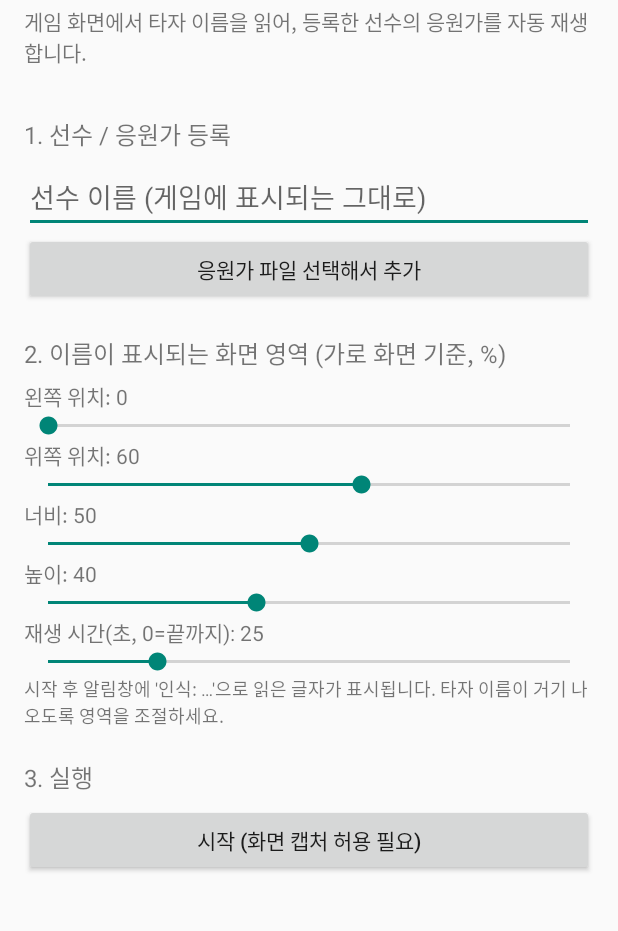
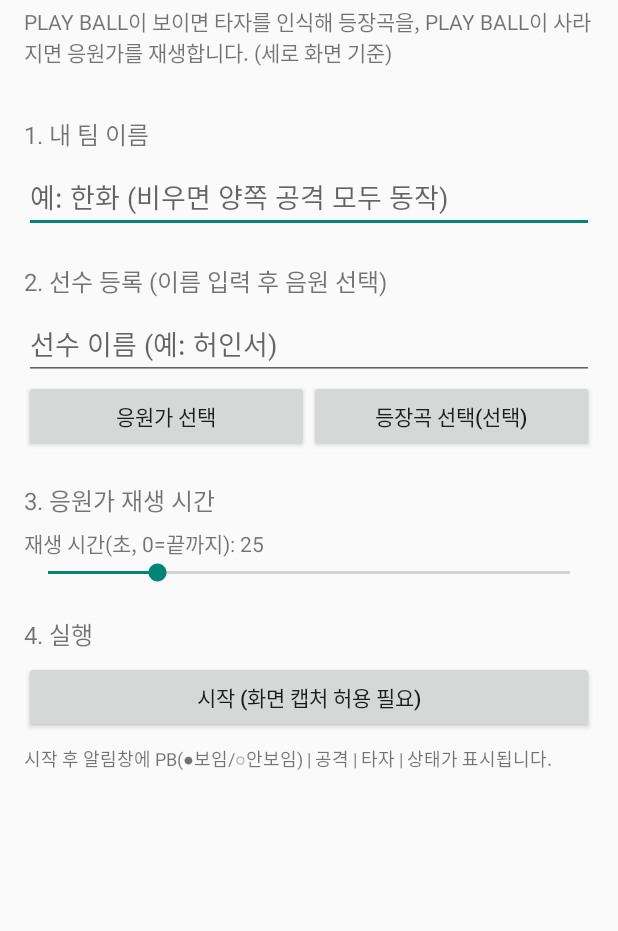
Before and after one commit to 03se10/V26CheerAndroid, an Android app: the screen it shows after launch (MainActivity), on a phone screen of 412 x 824 dp, the part 90-1021 px from its top. Run offline under Robolectric (Android 15) with nearby library versions, the phone set to English and light mode, and no system bars; libraries missing offline, so code that uses them is left out: com.google.mlkit.vision.

Commit message:
Add files via upload

```diff
--- a/app/src/main/java/com/example/v26cheer/MainActivity.kt
+++ b/app/src/main/java/com/example/v26cheer/MainActivity.kt
@@ -7,6 +7,8 @@ import android.content.pm.PackageManager
 import android.media.projection.MediaProjectionManager
 import android.net.Uri
 import android.os.Bundle
+import android.text.Editable
+import android.text.TextWatcher
 import android.view.View
 import android.widget.*
 import androidx.activity.ComponentActivity
@@ -17,17 +19,23 @@ class MainActivity : ComponentActivity() {
     private lateinit var listBox: LinearLayout
     private lateinit var nameInput: EditText
     private lateinit var toggle: Button
+    private var pendingKind = "cheer"   // "cheer" 또는 "walk"
 
     private val pickAudio = registerForActivityResult(ActivityResultContracts.OpenDocument()) { uri: Uri? ->
         val name = nameInput.text.toString().trim()
         if (uri == null || name.isEmpty()) return@registerForActivityResult
         contentResolver.takePersistableUriPermission(uri, Intent.FLAG_GRANT_READ_URI_PERMISSION)
-        val list = Store.songs(this)
+        val list = Store.players(this)
+        val old = list.firstOrNull { it.name == name }
         list.removeAll { it.name == name }
-        list.add(Song(name, uri.toString()))
-        Store.saveSongs(this, list)
-        nameInput.setText("")
+        val s = uri.toString()
+        list.add(
+            if (pendingKind == "cheer") Player(name, s, old?.walk)
+            else Player(name, old?.cheer, s)
+        )
+        Store.savePlayers(this, list)
         refreshList()
+        toast(if (pendingKind == "cheer") "응원가 등록됨" else "등장곡 등록됨")
     }
 
     private val capture = registerForActivityResult(ActivityResultContracts.StartActivityForResult()) { r ->
@@ -48,51 +56,69 @@ class MainActivity : ComponentActivity() {
     override fun onCreate(b: Bundle?) {
         super.onCreate(b)
         val root = LinearLayout(this).apply { orientation = LinearLayout.VERTICAL; setPadding(dp(16), dp(24), dp(16), dp(16)) }
-        val scroll = ScrollView(this).apply { addView(root) }
-        setContentView(scroll)
+        setContentView(ScrollView(this).apply { addView(root) })
 
         root.addView(TextView(this).apply { text = "V26 응원가"; textSize = 24f })
         root.addView(TextView(this).apply {
-            text = "게임 화면에서 타자 이름을 읽어, 등록한 선수의 응원가를 자동 재생합니다."
+            text = "PLAY BALL이 보이면 타자를 인식해 등장곡을, PLAY BALL이 사라지면 응원가를 재생합니다. (세로 화면 기준)"
             setPadding(0, dp(4), 0, dp(12))
         })
 
-        // 1) 선수 등록
-        root.addView(section("1. 선수 / 응원가 등록"))
-        nameInput = EditText(this).apply { hint = "선수 이름 (게임에 표시되는 그대로)"; isSingleLine = true }
+        // 1) 내 팀
+        root.addView(section("1. 내 팀 이름"))
+        root.addView(EditText(this).apply {
+            hint = "예: 한화 (비우면 양쪽 공격 모두 동작)"
+            isSingleLine = true
+            setText(Store.str(this@MainActivity, "team"))
+            addTextChangedListener(object : TextWatcher {
+                override fun afterTextChanged(s: Editable?) { Store.putStr(this@MainActivity, "team", s.toString()) }
+                override fun beforeTextChanged(s: CharSequence?, a: Int, b: Int, c: Int) {}
+                override fun onTextChanged(s: CharSequence?, a: Int, b: Int, c: Int) {}
+            })
+        })
+
+        // 2) 선수 등록
+        root.addView(section("2. 선수 등록 (이름 입력 후 음원 선택)"))
+        nameInput = EditText(this).apply { hint = "선수 이름 (예: 허인서)"; isSingleLine = true }
         root.addView(nameInput)
-        root.addView(Button(this).apply {
-            text = "응원가 파일 선택해서 추가"
-            setOnClickListener {
-                if (nameInput.text.isBlank()) toast("먼저 선수 이름을 입력하세요")
-                else pickAudio.launch(arrayOf("audio/*"))
-            }
-        })
+        val btnRow = LinearLayout(this).apply { orientation = LinearLayout.HORIZONTAL }
+        btnRow.addView(Button(this).apply {
+            text = "응원가 선택"
+            setOnClickListener { pick("cheer") }
+        }, LinearLayout.LayoutParams(0, LinearLayout.LayoutParams.WRAP_CONTENT, 1f))
+        btnRow.addView(Button(this).apply {
+            text = "등장곡 선택(선택)"
+            setOnClickListener { pick("walk") }
+        }, LinearLayout.LayoutParams(0, LinearLayout.LayoutParams.WRAP_CONTENT, 1f))
+        root.addView(btnRow)
         listBox = LinearLayout(this).apply { orientation = LinearLayout.VERTICAL }
         root.addView(listBox)
 
-        // 2) 인식 영역
-        root.addView(section("2. 이름이 표시되는 화면 영역 (가로 화면 기준, %)"))
-        root.addView(slider("왼쪽 위치", "l", 100, 0))
-        root.addView(slider("위쪽 위치", "t", 100, 60))
-        root.addView(slider("너비", "w", 100, 50))
-        root.addView(slider("높이", "h", 100, 40))
+        // 3) 재생 시간
+        root.addView(section("3. 응원가 재생 시간"))
         root.addView(slider("재생 시간(초, 0=끝까지)", "sec", 120, 25))
-        root.addView(TextView(this).apply {
-            text = "시작 후 알림창에 '인식: …'으로 읽은 글자가 표시됩니다. 타자 이름이 거기 나오도록 영역을 조절하세요."
-            textSize = 12f
-        })
 
-        // 3) 시작
-        root.addView(section("3. 실행"))
+        // 4) 실행
+        root.addView(section("4. 실행"))
         toggle = Button(this).apply { setOnClickListener { onToggle() } }
         root.addView(toggle)
+        root.addView(TextView(this).apply {
+            text = "시작 후 알림창에 PB(●보임/○안보임) | 공격 | 타자 | 상태가 표시됩니다."
+            textSize = 12f
+            setPadding(0, dp(8), 0, 0)
+        })
 
         refreshList()
         updateToggle()
     }
 
     override fun onResume() { super.onResume(); updateToggle() }
+
+    private fun pick(kind: String) {
+        if (nameInput.text.isBlank()) { toast("먼저 선수 이름을 입력하세요"); return }
+        pendingKind = kind
+        pickAudio.launch(arrayOf("audio/*"))
+    }
 
     private fun section(t: String) = TextView(this).apply {
         text = t; textSize = 16f; setPadding(0, dp(20), 0, dp(6))
@@ -119,15 +145,16 @@ class MainActivity : ComponentActivity() {
 
     private fun refreshList() {
         listBox.removeAllViews()
-        Store.songs(this).forEach { s ->
+        Store.players(this).forEach { p ->
             val row = LinearLayout(this).apply { orientation = LinearLayout.HORIZONTAL }
-            row.addView(TextView(this).apply { text = "♪ ${s.name}" },
+            val info = "♪ ${p.name}\n   응원가 ${if (p.cheer != null) "✓" else "✗"}   등장곡 ${if (p.walk != null) "✓" else "✗"}"
+            row.addView(TextView(this).apply { text = info },
                 LinearLayout.LayoutParams(0, LinearLayout.LayoutParams.WRAP_CONTENT, 1f))
             row.addView(Button(this).apply {
                 text = "삭제"
                 setOnClickListener {
-                    val l = Store.songs(this@MainActivity); l.removeAll { it.name == s.name }
-                    Store.saveSongs(this@MainActivity, l); refreshList()
+                    val l = Store.players(this@MainActivity); l.removeAll { it.name == p.name }
+                    Store.savePlayers(this@MainActivity, l); refreshList()
                 }
             })
             listBox.addView(row)
@@ -138,7 +165,7 @@ class MainActivity : ComponentActivity() {
         if (CheerService.running) {
             startService(Intent(this, CheerService::class.java).setAction(CheerService.ACTION_STOP))
             toggle.postDelayed({ updateToggle() }, 500)
-        } else if (Store.songs(this).isEmpty()) {
+        } else if (Store.players(this).isEmpty()) {
             toast("선수를 한 명 이상 등록하세요")
         } else if (checkSelfPermission(Manifest.permission.POST_NOTIFICATIONS) != PackageManager.PERMISSION_GRANTED) {
             notifPerm.launch(Manifest.permission.POST_NOTIFICATIONS)
```
Also changed, not shown: app/src/main/java/com/example/v26cheer/CheerService.kt (+229 -45 lines), app/src/main/java/com/example/v26cheer/Store.kt (+45 -12 lines).
